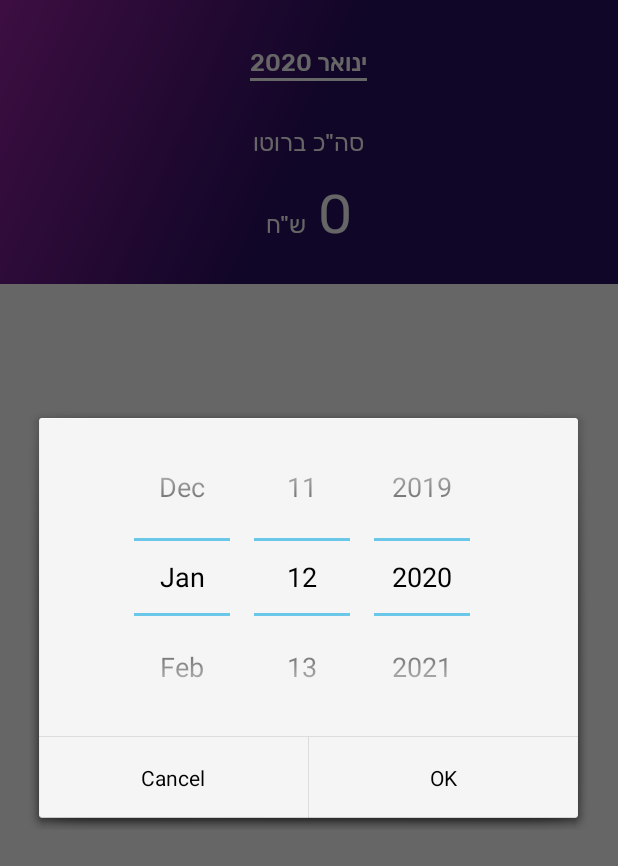
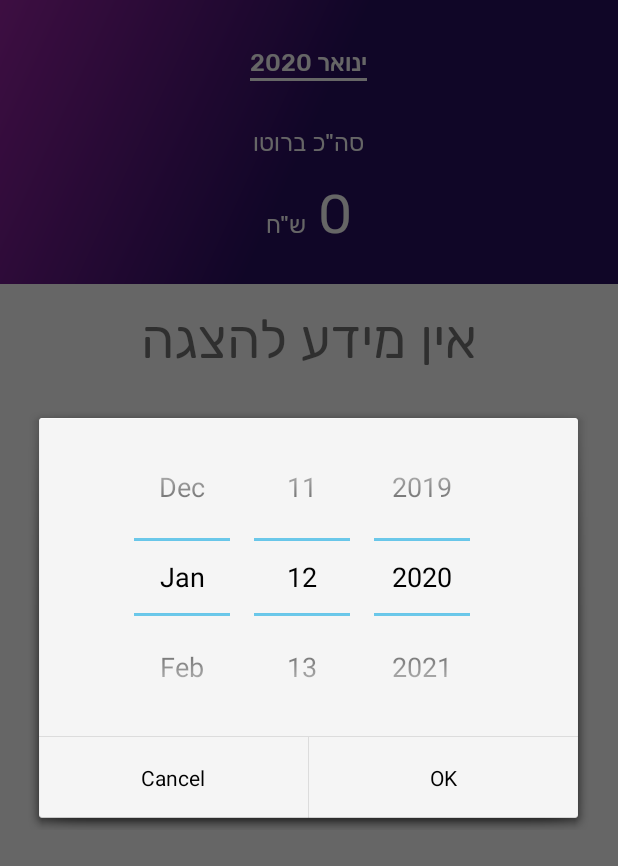
Before and after one commit to liaddd/SalaryCalc, an Android app: the fragment DataFragment placed in its activity, after a tap on an icon or button, on a phone screen of 412 x 824 dp. Shown: the top 866 px of the screen. Run offline under Robolectric (Android 15) with nearby library versions, the phone set to English and light mode, and no system bars; our stand-ins replace AdMob, Firebase (no records; nobody signed in at launch, a user with empty details on screens opened directly); libraries missing offline, so code that uses them is left out: com.mixpanel.android; 2 statements that could not run were skipped.

Commit message:
bugs fixed
Full screen disabled for whole  app.
LoginActivity - updated to show correct button text according to state.
DataAdapter - updated to show correct date.
DataFragment - added empty state button (moving to insert manually).
AnalyticsManager - added event triggered from DataFragment empty state button.

```diff
--- a/src/main/java/com/liad/salarycalc/activities/BaseActivity.java
+++ b/src/main/java/com/liad/salarycalc/activities/BaseActivity.java
@@ -36,7 +36,7 @@ public abstract class BaseActivity extends AppCompatActivity {
     protected void onCreate(@Nullable Bundle savedInstanceState) {
         super.onCreate(savedInstanceState);
 
-        setFullScreen();
+        //setFullScreen();
     }
 
     private void setFullScreen() {
--- a/src/main/java/com/liad/salarycalc/activities/LoginActivity.java
+++ b/src/main/java/com/liad/salarycalc/activities/LoginActivity.java
@@ -46,6 +46,7 @@ public class LoginActivity extends BaseActivity implements View.OnTouchListener,
     private final String TAG = getClass().getSimpleName();
     private FirebaseAuth mAuth;
     private EditText usernameET, passET, passVerifyET;
+    private Button loginButton;
     private CallbackManager callbackManager;
     private LoginButton facebookLoginButton;
     private DatabaseReference dbRef;
@@ -92,7 +93,7 @@ public class LoginActivity extends BaseActivity implements View.OnTouchListener,
         passET = findViewById(R.id.login_activity_pass_edit_text);
         passVerifyET = findViewById(R.id.login_activity_pass_verification_edit_text);
 
-        Button loginButton = findViewById(R.id.login_activity_log_in_button);
+        loginButton = findViewById(R.id.login_activity_log_in_button);
         loginButton.setOnClickListener(this);
 
         callbackManager = CallbackManager.Factory.create();
@@ -200,9 +201,6 @@ public class LoginActivity extends BaseActivity implements View.OnTouchListener,
                 loginWithFacebook();
                 break;
             case R.id.login_activity_login_or_sign_up_text_view:
-                String loginOrSignInCurrentText = loginOrSignInTV.getText().toString();
-
-                loginOrSignState = loginOrSignInCurrentText.equals(getString(R.string.login)) ? STATE.LOG_IN : STATE.REGISTER;
                 handleStateChanged();
                 break;
             case R.id.login_activity_forgot_pass_text_view:
@@ -269,8 +267,11 @@ public class LoginActivity extends BaseActivity implements View.OnTouchListener,
     }
 
     private void handleStateChanged() {
+        String loginOrSignInCurrentText = loginOrSignInTV.getText().toString();
+        loginOrSignState = loginOrSignInCurrentText.equals(getString(R.string.login)) ? STATE.LOG_IN : STATE.REGISTER;
         passVerificationContainer.setVisibility(loginOrSignState == STATE.REGISTER ? View.VISIBLE : View.GONE);
         loginOrSignInTV.setText(getString(loginOrSignState == STATE.REGISTER ? R.string.login : R.string.sign_in));
+        loginButton.setText(getString(loginOrSignState == STATE.REGISTER ? R.string.sign_in : R.string.login_btn));
     }
 
     private void signInWithEmailAndPassword() {
--- a/src/main/java/com/liad/salarycalc/activities/MainActivity.java
+++ b/src/main/java/com/liad/salarycalc/activities/MainActivity.java
@@ -23,7 +23,7 @@ public class MainActivity extends BaseActivity {
         changeFragment(MainFragment.newInstance(), false);
     }
 
-    private void initInterstitialAd() {
+    public void initInterstitialAd() {
         final InterstitialAd interstitialAd = new InterstitialAd(this);
         interstitialAd.setAdUnitId(getString(R.string.ad_view_prod_interstitial_unit_id));
         interstitialAd.loadAd(new AdRequest.Builder().build());
--- a/src/main/java/com/liad/salarycalc/adapters/DataAdapter.java
+++ b/src/main/java/com/liad/salarycalc/adapters/DataAdapter.java
@@ -54,7 +54,7 @@ public class DataAdapter extends RecyclerView.Adapter<DataAdapter.ViewHolder> {
         holder.startTV.setText(dateFormatter.getFormattedHour(shiftItem.getStartTimeInMillis()));
         holder.endTV.setText(dateFormatter.getFormattedHour(shiftItem.getEndtimeInMillis()));
         holder.totalV.setText(dateFormatter.getRangeBetweenHours(shiftItem.getStartTimeInMillis(), shiftItem.getEndtimeInMillis()));
-        holder.dateTV.setText(dateFormatter.getFormattedDateInHebrew(shiftItem.getStartTime()));
+        holder.dateTV.setText(dateFormatter.getFormattedDateInHebrew(shiftItem.getStartTime() * 1000));
 
         holder.rowItemContainer.setOnClickListener(new View.OnClickListener() {
             @Override
--- a/src/main/java/com/liad/salarycalc/fragments/DataFragment.java
+++ b/src/main/java/com/liad/salarycalc/fragments/DataFragment.java
@@ -8,6 +8,7 @@ import android.os.Bundle;
 import android.view.LayoutInflater;
 import android.view.View;
 import android.view.ViewGroup;
+import android.widget.Button;
 import android.widget.DatePicker;
 import android.widget.ProgressBar;
 import android.widget.RelativeLayout;
@@ -25,6 +26,7 @@ import com.google.firebase.database.ValueEventListener;
 import com.liad.salarycalc.Constants;
 import com.liad.salarycalc.R;
 import com.liad.salarycalc.activities.BaseActivity;
+import com.liad.salarycalc.activities.MainActivity;
 import com.liad.salarycalc.adapters.DataAdapter;
 import com.liad.salarycalc.entities.ShiftItem;
 import com.liad.salarycalc.managers.AnalyticsManager;
@@ -56,6 +58,7 @@ public class DataFragment extends Fragment implements View.OnClickListener, Date
     private ShiftItem shiftItem;
     private int year, month;
     private View view;
+    private Button emptyStateBtn;
     private SharedPreferences pref;
 
 
@@ -68,7 +71,7 @@ public class DataFragment extends Fragment implements View.OnClickListener, Date
         AnalyticsManager.getInstance(getContext()).sendData(AnalyticsManager.AnalyticsEvents.ENTER_DATA_FRAGMENT, null);
 
         if (view == null) {
-            view = inflater.inflate(R.layout.data_fragment, container , false);
+            view = inflater.inflate(R.layout.data_fragment, container, false);
             initViewsAndListeners(view);
             fetchData();
         } else {
@@ -83,6 +86,8 @@ public class DataFragment extends Fragment implements View.OnClickListener, Date
     @Override
     public void onViewCreated(@NonNull View view, @Nullable Bundle savedInstanceState) {
         super.onViewCreated(view, savedInstanceState);
+        Context context = getContext();
+        if (context != null) ((MainActivity) context).initInterstitialAd();
     }
 
     private void initViewsAndListeners(View view) {
@@ -94,7 +99,10 @@ public class DataFragment extends Fragment implements View.OnClickListener, Date
         titleContainer = view.findViewById(R.id.data_fragment_item_title_container);
         mainHeaderDateTV = view.findViewById(R.id.data_fragment_main_header_date_text_view);
         mainHeaderDateTV.setOnClickListener(this);
+
         emptyStateTV = view.findViewById(R.id.data_fragment_empty_state_text_view);
+        emptyStateBtn = view.findViewById(R.id.data_fragment_empty_state_button);
+        emptyStateBtn.setOnClickListener(this);
 
         month = calendar.get(Calendar.MONDAY) + 1;
         year = calendar.get(Calendar.YEAR);
@@ -148,7 +156,7 @@ public class DataFragment extends Fragment implements View.OnClickListener, Date
 
                 if (context != null) pref = SharedPreferencesManager.getInstance(context).getPref();
                 month = pref.getInt(Constants.MONTH, month);
-                year = pref.getInt(Constants.YEAR , year);
+                year = pref.getInt(Constants.YEAR, year);
                 // get shifts by specific year and month
                 adapter.notifyDateChange(month, year);
             }
@@ -163,6 +171,7 @@ public class DataFragment extends Fragment implements View.OnClickListener, Date
     public void showEmptyState(boolean show) {
         emptyStateTV.setVisibility(show ? View.VISIBLE : View.GONE);
         titleContainer.setVisibility(show ? View.GONE : View.VISIBLE);
+        emptyStateBtn.setVisibility(show ? View.VISIBLE : View.GONE);
     }
 
     public void setTotalGrossTV(int totalGross) {
@@ -171,14 +180,18 @@ public class DataFragment extends Fragment implements View.OnClickListener, Date
 
     @Override
     public void onClick(View v) {
-        switch (v.getId()) {
-            case R.id.data_fragment_main_header_date_text_view:
-                Context context = getContext();
-                if (context != null) {
+        Context context = getContext();
+        if (context != null) {
+            switch (v.getId()) {
+                case R.id.data_fragment_main_header_date_text_view:
                     DatePickerDialog datePickerDialog = new DatePickerDialog(context, AlertDialog.THEME_HOLO_LIGHT, this, calendar.get(Calendar.YEAR), calendar.get(Calendar.MONTH), calendar.get(Calendar.DAY_OF_MONTH));
                     datePickerDialog.show();
                     break;
-                }
+                case R.id.data_fragment_empty_state_button:
+                    AnalyticsManager.getInstance(getContext()).sendData(AnalyticsManager.AnalyticsEvents.ENTER_INSERT_MANUALLY_DATA_FRAGMENT, null);
+                    ((MainActivity) context).changeFragment(InsertManuallyFragment.newInstance(), true);
+                    break;
+            }
         }
     }
 
@@ -188,8 +201,8 @@ public class DataFragment extends Fragment implements View.OnClickListener, Date
         String selectedMonth = dateFormatter.getHebrewMonth(month + 1);
         pref = SharedPreferencesManager.getInstance(getContext()).getPref();
         SharedPreferences.Editor editor = SharedPreferencesManager.getInstance(getContext()).getEditor();
-        editor.putInt(Constants.MONTH , month + 1);
-        editor.putInt(Constants.YEAR , year);
+        editor.putInt(Constants.MONTH, month + 1);
+        editor.putInt(Constants.YEAR, year);
         editor.apply();
         mainHeaderDateTV.setText(String.format(Locale.getDefault(), "%s %d", selectedMonth, year));
         adapter.notifyDateChange(month + 1, year);
--- a/src/main/java/com/liad/salarycalc/managers/AnalyticsManager.java
+++ b/src/main/java/com/liad/salarycalc/managers/AnalyticsManager.java
@@ -26,7 +26,7 @@ public class AnalyticsManager {
     @StringDef({ENTER_LOGIN_ACTIVITY, REGISTER_WITH_CREDS, REGISTER_WITH_FACEBOOK, CANCELED_FACEBOOK_LOGIN,
             LOGGED_IN_WITH_CREDS, RESET_PASSWORD_CLICKED, RESET_PASSWORD_SENT, FAILED_TO_LOGIN, MAIN_FRAGMENT, TAP_ON_CLOCK_WITHOUT_SETTINGS,
             TAP_ON_CLOCK_WITH_SETTINGS, FINISH_COUNTING_CLOCK, ENTER_INSERT_MANUALLY_FRAGMENT, SAVED_MANUALLY, CHANGE_HOUR_SALARY,
-            ENTER_DATA_FRAGMENT, OPEN_EDIT_SHIFT, SAVED_EDIT_SHIFT, DELETE_SHIFT, CHANGED_DATE, ENTER_SETTINGS_FRAGMENT, SAVED_SETTINGS_DATA
+            ENTER_DATA_FRAGMENT, OPEN_EDIT_SHIFT, SAVED_EDIT_SHIFT, DELETE_SHIFT, CHANGED_DATE, ENTER_INSERT_MANUALLY_DATA_FRAGMENT, ENTER_SETTINGS_FRAGMENT, SAVED_SETTINGS_DATA
     })
     public @interface AnalyticsEvents {
         /* Register */
@@ -56,6 +56,7 @@ public class AnalyticsManager {
         String SAVED_EDIT_SHIFT = "Saved Edited Shift";
         String DELETE_SHIFT = "Deleted Shift";
         String CHANGED_DATE = "Changed Date";
+        String ENTER_INSERT_MANUALLY_DATA_FRAGMENT = "Open Insert Manually from Data Fragment";
 
         /* settings fragment */
         String ENTER_SETTINGS_FRAGMENT = "Settings Fragment Initialized";
--- a/src/main/res/layout/data_fragment.xml
+++ b/src/main/res/layout/data_fragment.xml
@@ -81,15 +81,30 @@
         android:layout_height="@dimen/height_80dp"
         android:layout_centerInParent="true" />
 
+
     <TextView
         android:id="@+id/data_fragment_empty_state_text_view"
         android:layout_width="wrap_content"
         android:layout_height="wrap_content"
-        android:layout_centerInParent="true"
+        android:layout_marginTop="@dimen/margin_16dp"
+        android:layout_below="@+id/data_fragment_upper_layout"
+        android:layout_centerHorizontal="true"
         android:fontFamily="@font/rubik_regular"
         android:text="@string/empty_state_string"
         android:textSize="@dimen/text_36sp"
         android:visibility="gone" />
+
+    <Button
+        android:id="@+id/data_fragment_empty_state_button"
+        android:layout_width="@dimen/button_width150dp"
+        android:layout_height="@dimen/button_height45dp"
+        android:text="@string/insert_manually"
+        android:background="@drawable/rounded_purple_button_background"
+        android:layout_marginTop="@dimen/margin_48dp"
+        android:textColor="@color/white"
+        android:layout_centerHorizontal="true"
+        android:visibility="gone"
+        android:layout_below="@+id/data_fragment_empty_state_text_view" />
 
     <RelativeLayout
         android:layout_below="@+id/data_fragment_upper_layout"
--- a/src/main/res/values/strings.xml
+++ b/src/main/res/values/strings.xml
@@ -5,7 +5,7 @@
     <string name="start_shift">התחל \nמשמרת</string>
     <string name="end_shift">סיום משמרת</string>
     <string name="need_to_connect">יש להתחבר תחילה</string>
-    <string name="user_name">שם משתמש</string>
+    <string name="user_name">שם משתמש (דוא״ל)</string>
     <string name="user_password">סיסמא</string>
     <string name="user_password_verification">אימות סיסמא</string>
     <string name="forgot_password">שכחת סיסמא?</string>
@@ -27,7 +27,7 @@
     <string name="month_and_year">ינואר 2020</string>
     <string name="total_data_amount">סה\"כ ברוטו</string>
     <string name="new_shekels">ש\"ח</string>
-    <string name="total"><font color='#450E61'>סה\"כ</font></string>
+    <string name="total">סה\"כ</string>
     <string name="daily">יומי</string>
     <string name="monthly">חודשי</string>
     <string name="monthly_data_summary">צפייה בנתוני החודש העדכניים</string>
@@ -35,7 +35,7 @@
     <string name="insert_data_manually">הזנת נתונים ידנית</string>
     <string name="error">נא למלא</string>
     <string name="settings">הגדרות</string>
-    <string name="insert_hours_and_salary">הזנת שעת כניסה, יציאה ושכר לשעה.</string>
+    <string name="insert_hours_and_salary">הזנת כניסה, יציאה ושכר שעתי</string>
     <string name="ok">אישור</string>
     <string name="cancel">ביטול</string>
     <string name="auth_failed_error">אחד ו/או יותר מהפרטים שהוזנו אינם נכונים אנא נסה שנית</string>
@@ -64,6 +64,6 @@
     <string name="pass_min_length">סיסמא צריכה להכיל לפחות 6 תווים</string>
     <string name="min_max_amount_error">נא להזין סכום גבוה מ - 0 וקטן מ100,000,000</string>
     <string name="date_or_time_missing_error">נא לוודא שכל הפרטים תקינים - תאריך ושעה</string>
-    <string name="gross"><font color='#450E61'>ברוטו</font></string>
+    <string name="gross">ברוטו</string>
 
 </resources>
```
